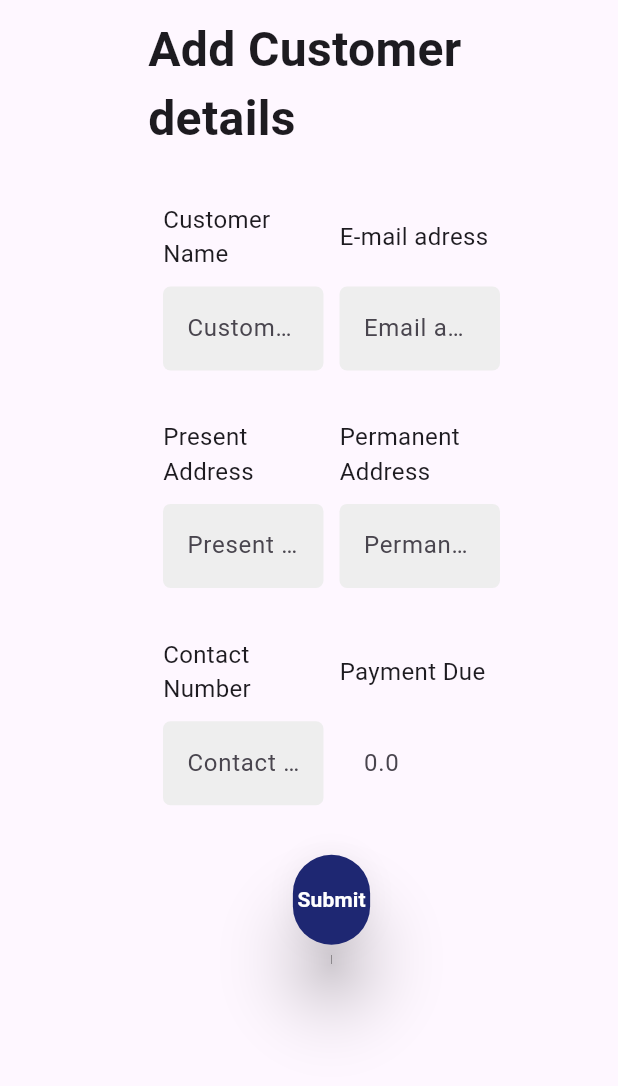
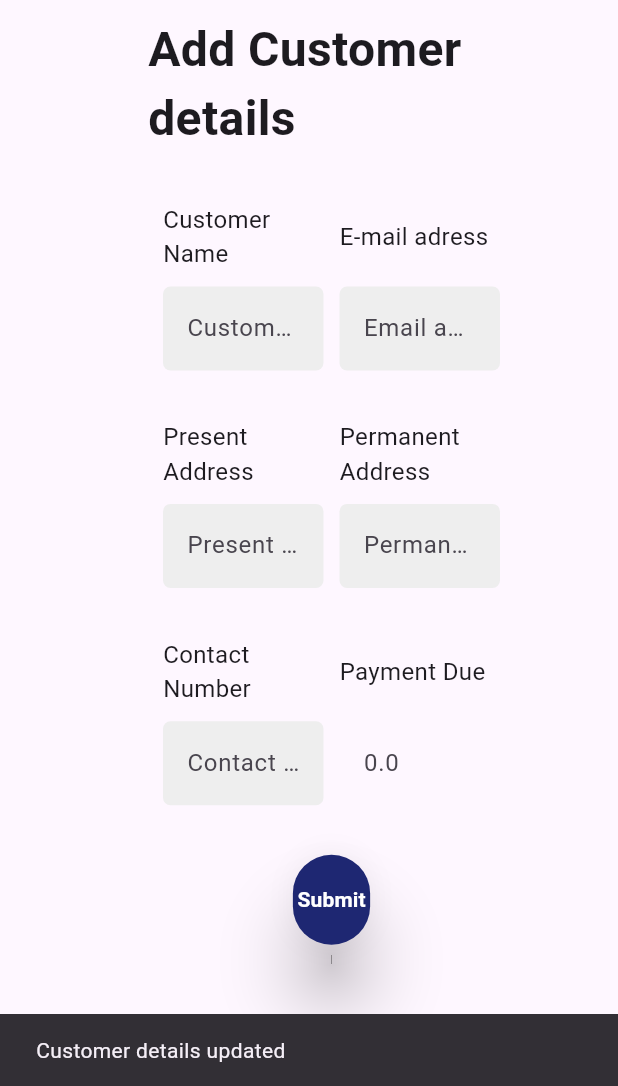
Before and after one commit to DemoMeet/Sukria_Travels, a Flutter app: the Customers screen opened by its route, after a tap on "Submit", on a phone screen of 412 x 824 dp, the part 150-1236 px from its top. Run offline on Flutter 3.47's test engine with Material 3 defaults, Android fonts, the light colour scheme and no system bars; our stand-ins replace cloud_firestore, firebase_core, get, page_transition, pdf; missing offline and left inert: dart:html; accounts and stored records are empty.

Commit message:
customer details uploaded in the database done

```diff
--- a/lib/Screens/Customers/customers.dart
+++ b/lib/Screens/Customers/customers.dart
@@ -1,3 +1,4 @@
+import 'package:cloud_firestore/cloud_firestore.dart';
 import 'package:flutter/material.dart';
 import 'package:get/get.dart';
 
@@ -12,12 +13,40 @@ class Customers extends StatefulWidget {
 
 class _CustomersState extends State<Customers> {
 
-  final _name = TextEditingController(),
-      _presentAddress = TextEditingController(),
-      _permanentAddress = TextEditingController(),
-      _phone = TextEditingController(),
-      _email = TextEditingController(),
-      _due = TextEditingController();
+  final _name = TextEditingController();
+  final _presentAddress = TextEditingController();
+  final _permanentAddress = TextEditingController();
+  final _phone = TextEditingController();
+  final _email = TextEditingController();
+  final _due = TextEditingController();
+
+  Future<void> _uploadCustomerDetails() async {
+    try {
+      await FirebaseFirestore.instance.collection('customers').add({
+        'name': _name.text,
+        'presentAddress': _presentAddress.text,
+        'permanentAddress': _permanentAddress.text,
+        'phone': _phone.text,
+        'email': _email.text,
+        'due': 0.0,
+      });
+
+      ScaffoldMessenger.of(context).showSnackBar(
+        const SnackBar(
+          content: Text('Customer details updated'),
+        ),
+      );
+
+      _name.clear();
+      _presentAddress.clear();
+      _permanentAddress.clear();
+      _phone.clear();
+      _email.clear();
+      _due.clear();
+    } catch (e) {
+      print('Error uploading customer details: $e');
+    }
+  }
 
 
   @override
@@ -516,7 +545,7 @@ class _CustomersState extends State<Customers> {
                         ),
                         child: ElevatedButton(
                           onPressed: () {
-
+                            _uploadCustomerDetails();
                           },
                           style: ElevatedButton.styleFrom(
                             backgroundColor: const Color(0xFF1E2772),
--- a/pubspec.yaml
+++ b/pubspec.yaml
@@ -41,6 +41,7 @@ dependencies:
   get: ^4.6.1
   page_transition: ^2.0.9
   firebase_core: ^2.25.4
+  cloud_firestore: ^4.15.5
 
 
 dev_dependencies:
```
Also changed, not shown: pubspec.lock, 3 other files.
